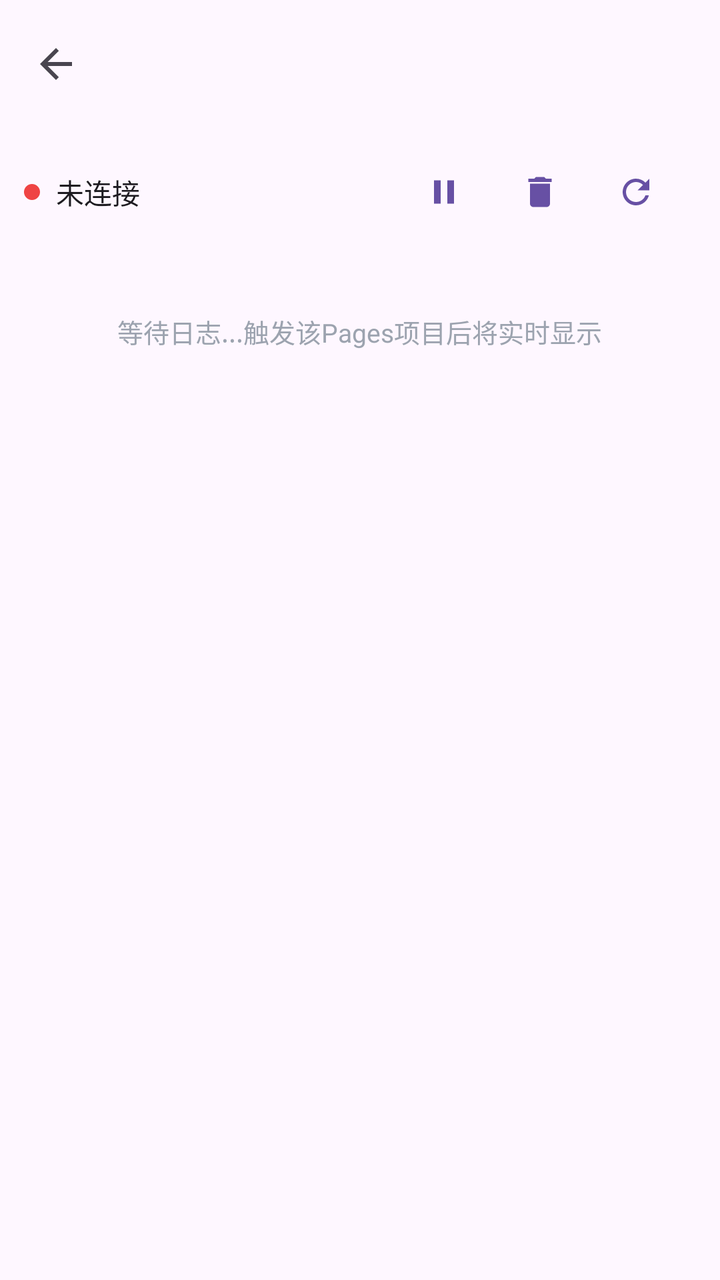
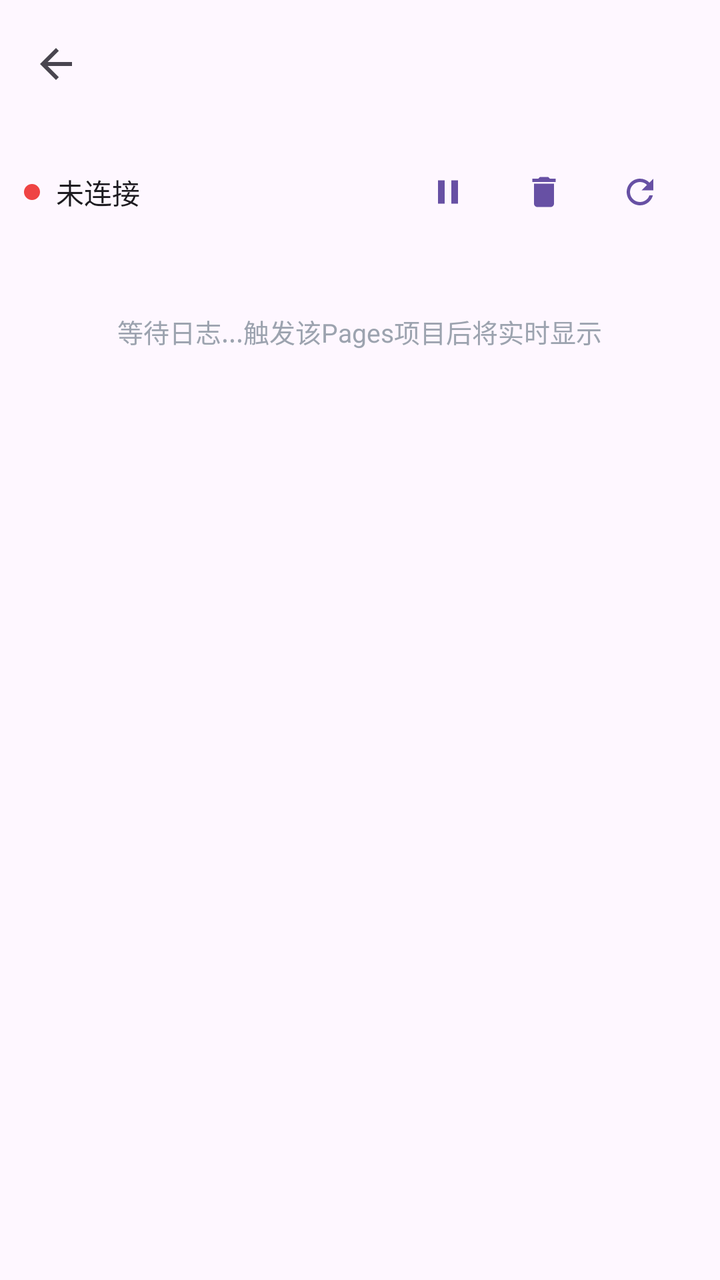

The first picture is an Android layout as it rendered before a commit; the second is the same layout after the commit. The layout source and the unified diff follow.
<!-- AndroidManifest.xml: application theme AppTheme -->
<!-- res/layout/activity_pages_logs.xml -->
<?xml version="1.0" encoding="utf-8"?>
<LinearLayout xmlns:android="http://schemas.android.com/apk/res/android"
    xmlns:app="http://schemas.android.com/apk/res-auto"
    android:layout_width="match_parent"
    android:layout_height="match_parent"
    android:orientation="vertical"
    android:background="?android:attr/colorBackground"
    android:fitsSystemWindows="true">

    <com.google.android.material.appbar.MaterialToolbar
        android:id="@+id/toolbar"
        android:layout_width="match_parent"
        android:layout_height="wrap_content"
        android:minHeight="?attr/actionBarSize"
        android:background="?attr/colorSurface"
        android:elevation="0dp"
        app:navigationIcon="@drawable/ic_arrow_back"
        app:titleTextColor="?attr/colorOnSurface" />

    <LinearLayout
        android:layout_width="match_parent"
        android:layout_height="wrap_content"
        android:orientation="horizontal"
        android:gravity="center_vertical"
        android:paddingStart="12dp"
        android:paddingEnd="12dp"
        android:paddingTop="8dp"
        android:paddingBottom="8dp"
        android:background="?attr/colorSurface">

        <LinearLayout
            android:layout_width="wrap_content"
            android:layout_height="wrap_content"
            android:orientation="horizontal"
            android:gravity="center_vertical">

            <View
                android:id="@+id/connectionStatusDot"
                android:layout_width="8dp"
                android:layout_height="8dp"
                android:background="@drawable/circle_red" />

            <TextView
                android:id="@+id/connectionStatusText"
                android:layout_width="wrap_content"
                android:layout_height="wrap_content"
                android:text="未连接"
                android:textSize="14sp"
                android:textColor="?attr/colorOnSurface"
                android:layout_marginStart="8dp" />

        </LinearLayout>

        <View
            android:layout_width="0dp"
            android:layout_height="1dp"
            android:layout_weight="1" />

        <com.google.android.material.button.MaterialButton
            android:id="@+id/pauseBtn"
            android:layout_width="wrap_content"
            android:layout_height="wrap_content"
            android:text=""
            android:minWidth="48dp"
            android:padding="8dp"
            style="@style/Widget.Material3.Button.TextButton.Icon"
            app:icon="@drawable/ic_pause"
            app:iconSize="20dp" />

        <com.google.android.material.button.MaterialButton
            android:id="@+id/clearBtn"
            android:layout_width="wrap_content"
            android:layout_height="wrap_content"
            android:text=""
            android:minWidth="48dp"
            android:padding="8dp"
            style="@style/Widget.Material3.Button.TextButton.Icon"
            app:icon="@drawable/ic_trash"
            app:iconSize="20dp" />

        <com.google.android.material.button.MaterialButton
            android:id="@+id/refreshBtn"
            android:layout_width="wrap_content"
            android:layout_height="wrap_content"
            android:text=""
            android:minWidth="48dp"
            android:padding="8dp"
            style="@style/Widget.Material3.Button.TextButton.Icon"
            app:icon="@drawable/ic_refresh"
            app:iconSize="20dp" />

    </LinearLayout>

    <LinearLayout
        android:layout_width="match_parent"
        android:layout_height="0dp"
        android:layout_weight="1"
        android:paddingStart="12dp"
        android:paddingEnd="12dp"
        android:paddingTop="0dp"
        android:paddingBottom="0dp"
        android:orientation="vertical">

        <ScrollView
            android:id="@+id/logsScrollView"
            android:layout_width="match_parent"
            android:layout_height="match_parent"
            android:fillViewport="true">

            <LinearLayout
                android:id="@+id/logsContainer"
                android:layout_width="match_parent"
                android:layout_height="wrap_content"
                android:orientation="vertical"
                android:paddingTop="4dp"
                android:paddingBottom="4dp">

                <TextView
                    android:id="@+id/waitingText"
                    android:layout_width="wrap_content"
                    android:layout_height="wrap_content"
                    android:layout_gravity="center_horizontal"
                    android:layout_marginTop="24dp"
                    android:text="等待日志...触发该Pages项目后将实时显示"
                    android:textSize="13sp"
                    android:textColor="@color/grey_500" />

            </LinearLayout>

        </ScrollView>

    </LinearLayout>

</LinearLayout>
<!-- resources referenced by this layout -->
<resources>
  <color name="grey_500">#9CA3AF</color>
  <!-- drawable circle_red (drawable) -->
  <shape xmlns:android="http://schemas.android.com/apk/res/android"
      android:shape="oval">
      <solid android:color="@color/red_500" />
  </shape>
  <!-- drawable ic_arrow_back (drawable) -->
  <vector xmlns:android="http://schemas.android.com/apk/res/android"
      android:width="24dp"
      android:height="24dp"
      android:viewportWidth="24"
      android:viewportHeight="24">
      <path
          android:fillColor="?attr/colorControlNormal"
          android:pathData="M20,11H7.83l5.59,-5.59L12,4l-8,8 8,8 1.41,-1.41L7.83,13H20v-2z"/>
  </vector>
  <!-- drawable ic_pause (drawable) -->
  <vector xmlns:android="http://schemas.android.com/apk/res/android"
      android:width="24dp"
      android:height="24dp"
      android:viewportWidth="24"
      android:viewportHeight="24">
      <path
          android:fillColor="?attr/colorControlNormal"
          android:pathData="M6,19h4V5H6v14zm8,-14v14h4V5h-4z"/>
  </vector>
  <!-- drawable ic_trash (drawable) -->
  <vector xmlns:android="http://schemas.android.com/apk/res/android"
      android:width="24dp"
      android:height="24dp"
      android:viewportWidth="24"
      android:viewportHeight="24"
      android:tint="?attr/colorOnSurface">
      <path
          android:fillColor="@android:color/white"
          android:pathData="M6 19c0 1.1.9 2 2 2h8c1.1 0 2-.9 2-2V7H6v12zM19 4h-3.5l-1-1h-5l-1 1H5v2h14V4z"/>
  </vector>
  <style name="AppTheme" parent="Base.AppTheme" />
  <color name="red_500">#EF4444</color>
  <style name="Base.AppTheme" parent="Theme.Material3.DayNight.NoActionBar">
      
      
    </style>
  <!-- unchanged entries left out for length: 1 -->
</resources>

<!-- the commit's change to res/layout/activity_pages_logs.xml (unified diff, before → after) -->
@@ -44,7 +44,7 @@
                 android:id="@+id/connectionStatusText"
                 android:layout_width="wrap_content"
                 android:layout_height="wrap_content"
-                android:text="未连接"
+                android:text="@string/status_not_connected"
                 android:textSize="14sp"
                 android:textColor="?attr/colorOnSurface"
                 android:layout_marginStart="8dp" />
@@ -121,7 +121,7 @@
                     android:layout_height="wrap_content"
                     android:layout_gravity="center_horizontal"
                     android:layout_marginTop="24dp"
-                    android:text="等待日志...触发该Pages项目后将实时显示"
+                    android:text="@string/xml_activity_pages_logs"
                     android:textSize="13sp"
                     android:textColor="@color/grey_500" />
 
<!-- resource entries referenced after the edit -->
@@ -37,12 +37,57 @@
           android:fillColor="@android:color/white"
           android:pathData="M6 19c0 1.1.9 2 2 2h8c1.1 0 2-.9 2-2V7H6v12zM19 4h-3.5l-1-1h-5l-1 1H5v2h14V4z"/>
   </vector>
+  <string name="status_not_connected">未连接</string>
+  <string name="xml_activity_pages_logs">等待日志...触发该Pages项目后将实时显示</string>
   <style name="AppTheme" parent="Base.AppTheme" />
   <color name="red_500">#EF4444</color>
   <style name="Base.AppTheme" parent="Theme.Material3.DayNight.NoActionBar">
       
       
+  
+      
+      <item name="android:textViewStyle">@style/AppTextView</item>
+      <item name="android:buttonStyle">@style/AppButton</item>
+      <item name="materialButtonStyle">@style/AppMaterialButton</item>
+      <item name="chipStyle">@style/AppChip</item>
     </style>
+  <style name="AppTextView" parent="@android:style/Widget.DeviceDefault.TextView">
+      <item name="android:breakStrategy">simple</item>
+      <item name="android:hyphenationFrequency">full</item>
+      <item name="android:ellipsize">end</item>
+      <item name="android:justificationMode">inter_word</item>
+      <item name="android:textIsSelectable">false</item>
+    </style>
+  <style name="AppButton" parent="Widget.Material3.Button">
+      <item name="android:minHeight">@dimen/app_button_min_height</item>
+      <item name="android:minWidth">@dimen/app_button_min_width</item>
+      <item name="android:maxLines">2</item>
+      <item name="android:ellipsize">end</item>
+      <item name="android:paddingStart">@dimen/app_button_padding_h</item>
+      <item name="android:paddingEnd">@dimen/app_button_padding_h</item>
+      <item name="android:breakStrategy">simple</item>
+      <item name="android:hyphenationFrequency">full</item>
+      <item name="android:textSize">@dimen/app_button_text_size</item>
+    </style>
+  <style name="AppMaterialButton" parent="Widget.Material3.Button">
+      <item name="android:minHeight">@dimen/app_button_min_height</item>
+      <item name="android:minWidth">@dimen/app_button_min_width</item>
+      <item name="android:maxLines">2</item>
+      <item name="android:ellipsize">end</item>
+      <item name="android:paddingStart">@dimen/app_button_padding_h</item>
+      <item name="android:paddingEnd">@dimen/app_button_padding_h</item>
+      <item name="android:breakStrategy">simple</item>
+      <item name="android:hyphenationFrequency">full</item>
+      <item name="android:textAllCaps">false</item>
+      <item name="android:textSize">@dimen/app_button_text_size</item>
+    </style>
+  <style name="AppChip" parent="Widget.Material3.Chip.Assist">
+      <item name="android:textIsSelectable">false</item>
+    </style>
+  <dimen name="app_button_min_height">48dp</dimen>
+  <dimen name="app_button_min_width">112dp</dimen>
+  <dimen name="app_button_padding_h">10dp</dimen>
+  <dimen name="app_button_text_size">13sp</dimen>
   <!-- unchanged entries left out for length: 1 -->
 </resources>
 
